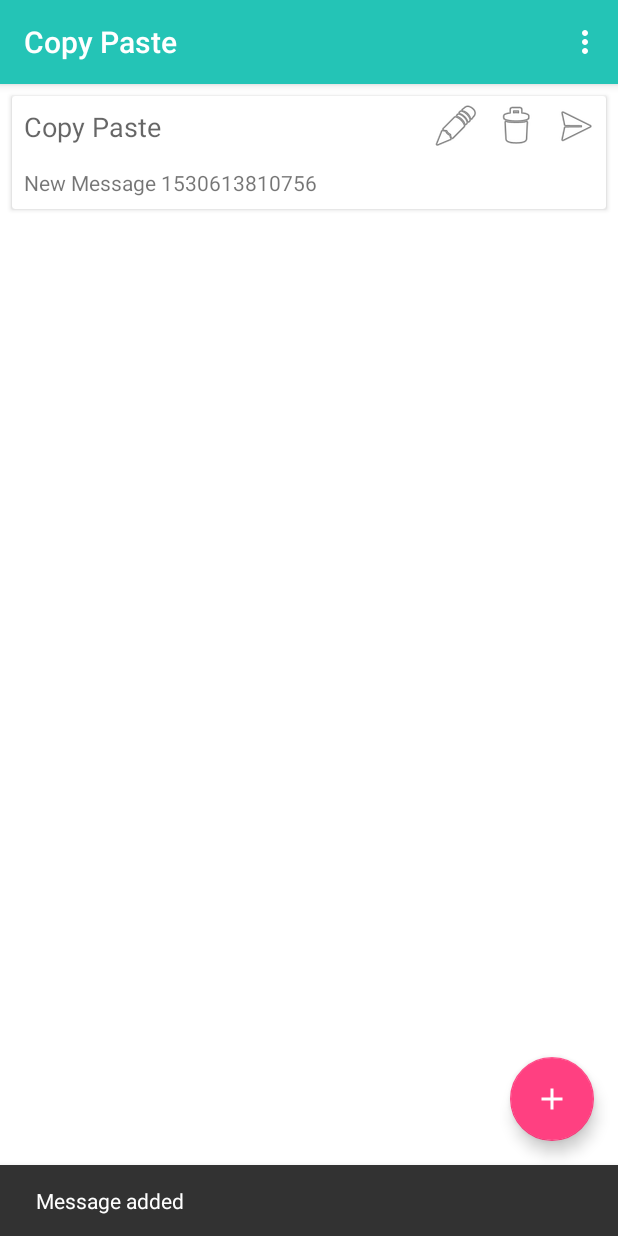
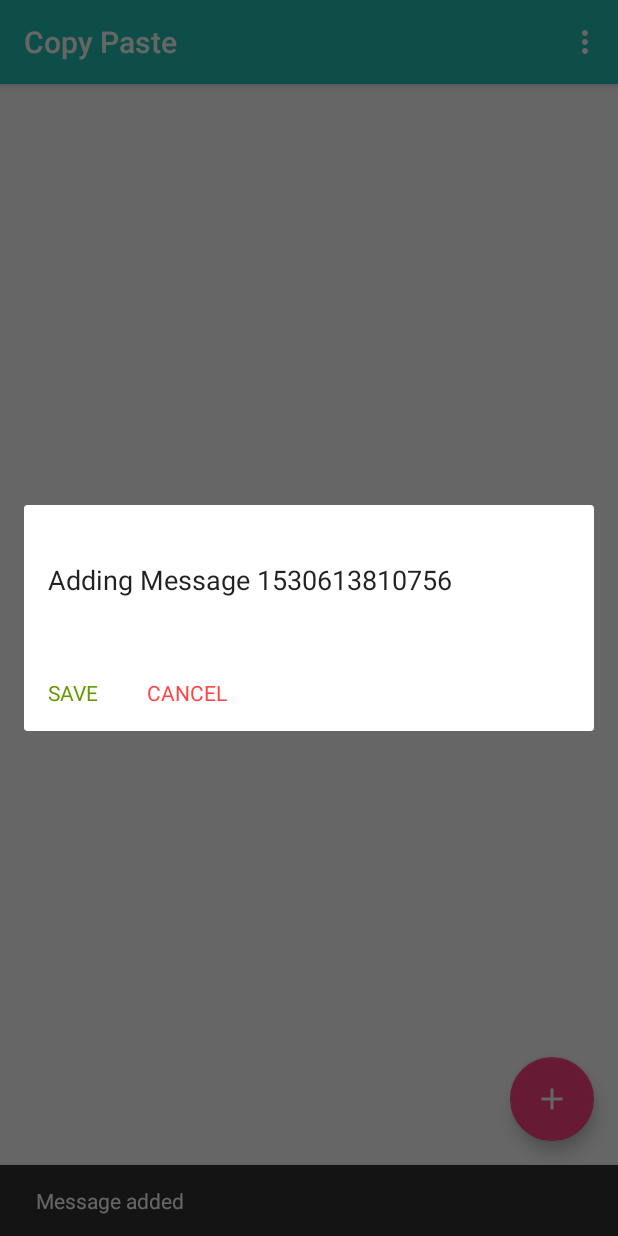
Before and after one commit to alokomkar/sortedMessage, an Android app: the screen it shows after launch (CopyPasteActivity), after a tap on an icon or button, on a phone screen of 412 x 824 dp. Run offline under Robolectric (Android 15) with nearby library versions, the phone set to English and light mode, and no system bars.

Commit message:
Added input dialog

```diff
--- a/app/src/main/java/com/sortedqueue/copypaste/ContentRVAdapter.kt
+++ b/app/src/main/java/com/sortedqueue/copypaste/ContentRVAdapter.kt
@@ -50,7 +50,14 @@ class ContentRVAdapter( private val messageList: ArrayList<MessageTitle>,
     }
 
     fun addMessage(messageTitle: MessageTitle?) {
-        messageList.add(messageTitle!!)
+
+        val index = messageList.indexOf( messageTitle )
+        if( index != -1 ) {
+            messageList.add(index, messageTitle!!)
+        }
+        else
+            messageList.add( messageTitle!! )
+
         notifyItemInserted(messageList.size - 1)
     }
 
--- a/app/src/main/java/com/sortedqueue/copypaste/CopyPasteActivity.kt
+++ b/app/src/main/java/com/sortedqueue/copypaste/CopyPasteActivity.kt
@@ -6,14 +6,24 @@ import android.support.v7.app.AppCompatActivity
 import android.support.v7.widget.LinearLayoutManager
 import android.view.Menu
 import android.view.MenuItem
+import com.sortedqueue.copypaste.base.MessageListener
 import com.sortedqueue.copypaste.base.TYPE_TEXT
 import com.sortedqueue.copypaste.base.hide
+import com.sortedqueue.copypaste.base.showInputDialog
 import com.sortedqueue.copypaste.data.PreferencesView
 
 import kotlinx.android.synthetic.main.activity_copy_paste.*
 import kotlinx.android.synthetic.main.content_copy_paste.*
 
-class CopyPasteActivity : AppCompatActivity(), MainView {
+class CopyPasteActivity : AppCompatActivity(), MainView, MessageListener {
+    override fun onSuccess(messageTitle: MessageTitle) {
+        if( contentAdapter != null )
+            contentAdapter?.addMessage( messageTitle )
+    }
+
+    override fun onCancel() {
+
+    }
 
 
     private lateinit var presenterView : PresenterView
@@ -43,8 +53,7 @@ class CopyPasteActivity : AppCompatActivity(), MainView {
     }
 
     override fun addEditTemplate( messageTitle: MessageTitle? ) {
-        if( contentAdapter != null && messageTitle != null )
-            contentAdapter?.addMessage( messageTitle )
+        this.showInputDialog( messageTitle!!, this )
     }
 
     override fun removeTemplate( messageTitle: MessageTitle ) {
@@ -65,7 +74,7 @@ class CopyPasteActivity : AppCompatActivity(), MainView {
         contentRecyclerView.layoutManager = LinearLayoutManager( this )
 
         fab.setOnClickListener { view ->
-            addEditTemplate( MessageTitle(System.currentTimeMillis(), "New Message " + System.currentTimeMillis(), TYPE_TEXT, 0) )
+            addEditTemplate( MessageTitle(System.currentTimeMillis(), "Adding Message " + System.currentTimeMillis(), TYPE_TEXT, 0) )
             Snackbar.make(view, "Message added", Snackbar.LENGTH_LONG)
                     .setAction("Action", null).show()
         }
--- a/app/src/main/java/com/sortedqueue/copypaste/base/ViewExtensions.kt
+++ b/app/src/main/java/com/sortedqueue/copypaste/base/ViewExtensions.kt
@@ -1,6 +1,14 @@
 package com.sortedqueue.copypaste.base
 
+import android.content.Context
+import android.support.v7.app.AlertDialog
 import android.view.View
+import com.sortedqueue.copypaste.MessageTitle
+import android.widget.EditText
+import android.view.LayoutInflater
+import android.widget.TextView
+import com.sortedqueue.copypaste.R
+
 
 /**
  * Created by Alok on 03/07/18.
@@ -24,3 +32,32 @@ fun View.getString(res: Int) = resources.getString(res)
 fun View.toggleVisibility() {
     if( this.isVisible() ) this.hide() else this.show()
 }
+
+interface MessageListener {
+    fun onSuccess( messageTitle: MessageTitle )
+    fun onCancel()
+}
+
+fun Context.showInputDialog( messageTitle: MessageTitle, messageListener: MessageListener ) {
+
+    val dialogBuilder = AlertDialog.Builder(this)
+
+    val dialogView = LayoutInflater.from(this).inflate(R.layout.dialog_input, null)
+    dialogBuilder.setView(dialogView)
+
+    val editText = dialogView.findViewById<EditText>(R.id.etMessage)
+    editText.setText( messageTitle.messageContent )
+
+    val alertDialog = dialogBuilder.create()
+    dialogView.findViewById<TextView>(R.id.tvSave).setOnClickListener {
+        messageTitle.messageContent = editText.text.toString()
+        messageListener.onSuccess( messageTitle )
+        alertDialog.dismiss()
+    }
+    dialogView.findViewById<TextView>(R.id.tvCancel).setOnClickListener {
+        messageListener.onCancel()
+        alertDialog.dismiss()
+    }
+    alertDialog.show()
+
+}
--- /dev/null
+++ b/app/src/main/res/layout/dialog_input.xml
@@ -0,0 +1,41 @@
+<?xml version="1.0" encoding="utf-8"?>
+<RelativeLayout xmlns:android="http://schemas.android.com/apk/res/android"
+    xmlns:tools="http://schemas.android.com/tools"
+    android:orientation="vertical"
+    android:layout_width="match_parent"
+    android:layout_height="wrap_content">
+
+    <EditText
+        android:layout_width="match_parent"
+        android:layout_height="wrap_content"
+        android:padding="@dimen/default_margin"
+        android:hint="@string/type_your_message"
+        android:minLines="3"
+        android:id="@+id/etMessage"
+        tools:text="@string/app_name"
+        android:background="@android:color/transparent"/>
+
+
+    <TextView
+        android:layout_below="@+id/etMessage"
+        android:layout_width="wrap_content"
+        android:layout_height="wrap_content"
+        android:id="@+id/tvSave"
+        android:layout_margin="@dimen/mini_padding"
+        android:textColor="@android:color/holo_green_dark"
+        android:padding="@dimen/mini_padding"
+        android:text="@string/save"/>
+
+    <TextView
+        android:layout_below="@+id/etMessage"
+        android:layout_width="wrap_content"
+        android:layout_height="wrap_content"
+        android:layout_margin="@dimen/mini_padding"
+        android:layout_toRightOf="@+id/tvSave"
+        android:layout_toEndOf="@+id/tvSave"
+        android:textColor="@android:color/holo_red_light"
+        android:id="@+id/tvCancel"
+        android:padding="@dimen/mini_padding"
+        android:text="@string/cancel" />
+
+</RelativeLayout>
--- a/app/src/main/res/values/strings.xml
+++ b/app/src/main/res/values/strings.xml
@@ -7,4 +7,7 @@
     <string name="send">send</string>
     <string name="delete">delete</string>
     <string name="edit">edit</string>
+    <string name="save">SAVE</string>
+    <string name="cancel">CANCEL</string>
+    <string name="type_your_message">Type your message</string>
 </resources>
```
